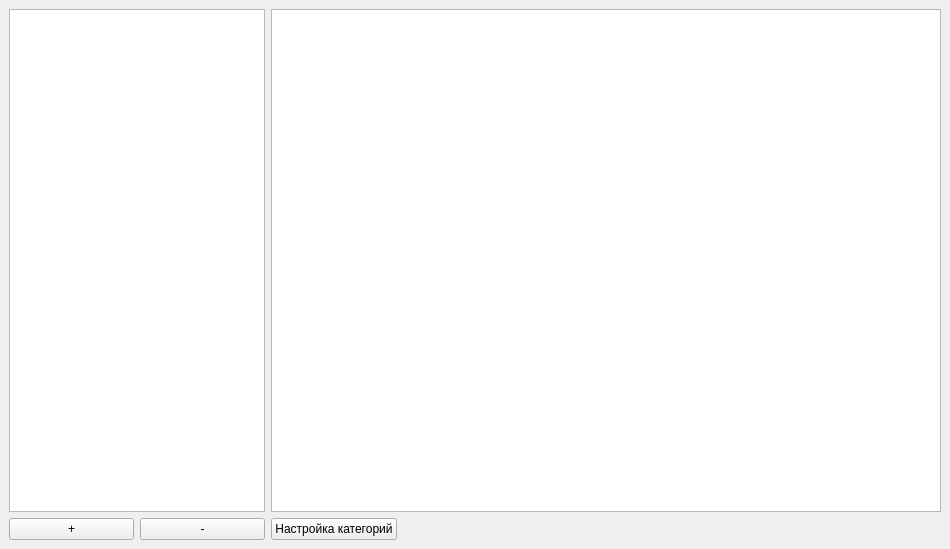
Qt form mainwindow.ui (yog-muskrat/whereismymoney) before a commit.
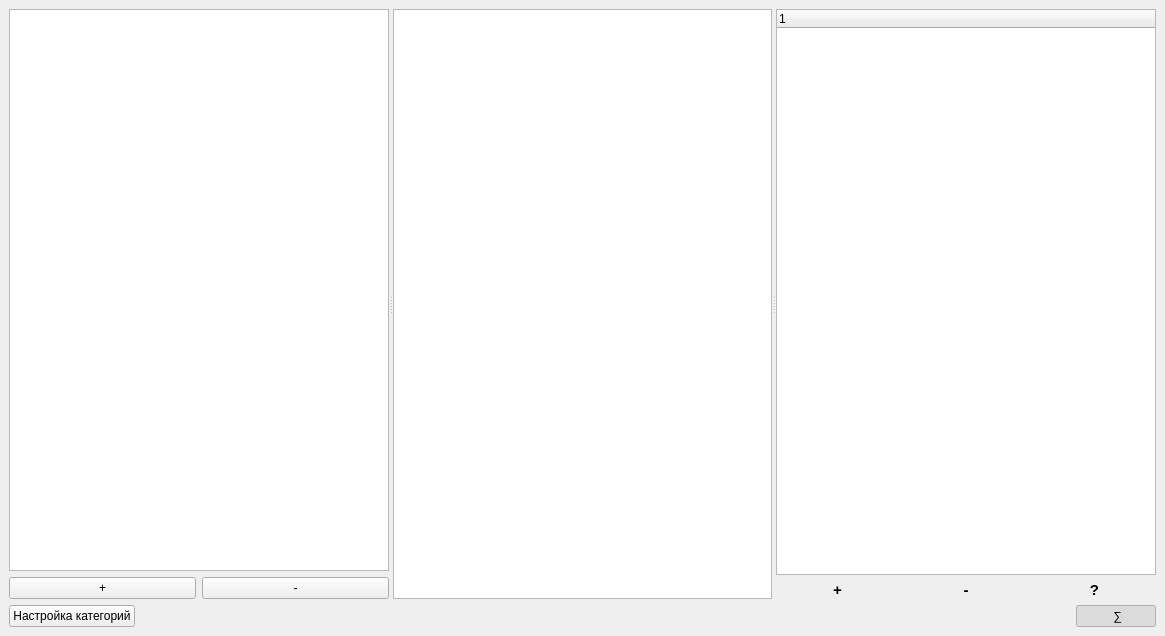
The same form after that commit.

Patch:
```diff
--- a/mainwindow.ui
+++ b/mainwindow.ui
@@ -6,17 +6,40 @@
    <rect>
     <x>0</x>
     <y>0</y>
-    <width>950</width>
-    <height>549</height>
+    <width>1165</width>
+    <height>636</height>
    </rect>
   </property>
   <property name="windowTitle">
    <string>WIMM</string>
   </property>
   <widget class="QWidget" name="centralwidget">
-   <layout class="QHBoxLayout" name="horizontalLayout">
+   <layout class="QVBoxLayout" name="verticalLayout_3">
     <item>
+     <widget class="QSplitter" name="splitter">
+      <property name="sizePolicy">
+       <sizepolicy hsizetype="Expanding" vsizetype="Expanding">
+        <horstretch>0</horstretch>
+        <verstretch>0</verstretch>
+       </sizepolicy>
+      </property>
+      <property name="orientation">
+       <enum>Qt::Horizontal</enum>
+      </property>
+      <widget class="QWidget" name="widget_2" native="true">
      <layout class="QVBoxLayout" name="verticalLayout">
+        <property name="leftMargin">
+         <number>0</number>
+        </property>
+        <property name="topMargin">
+         <number>0</number>
+        </property>
+        <property name="rightMargin">
+         <number>0</number>
+        </property>
+        <property name="bottomMargin">
+         <number>0</number>
+        </property>
       <item>
        <widget class="QListView" name="listView">
         <property name="sizePolicy">
@@ -25,6 +48,9 @@
           <verstretch>0</verstretch>
          </sizepolicy>
         </property>
+          <property name="spacing">
+           <number>3</number>
+          </property>
        </widget>
       </item>
       <item>
@@ -58,11 +84,129 @@
        </layout>
       </item>
      </layout>
+      </widget>
+      <widget class="QTreeView" name="treeView">
+       <property name="sizePolicy">
+        <sizepolicy hsizetype="Preferred" vsizetype="Expanding">
+         <horstretch>0</horstretch>
+         <verstretch>0</verstretch>
+        </sizepolicy>
+       </property>
+       <property name="indentation">
+        <number>20</number>
+       </property>
+      </widget>
+      <widget class="QWidget" name="widget" native="true">
+       <layout class="QVBoxLayout" name="verticalLayout_2">
+        <property name="leftMargin">
+         <number>0</number>
+        </property>
+        <property name="topMargin">
+         <number>0</number>
+        </property>
+        <property name="rightMargin">
+         <number>0</number>
+        </property>
+        <property name="bottomMargin">
+         <number>0</number>
+        </property>
+        <item>
+         <widget class="QTreeWidget" name="summaryTree">
+          <property name="sizePolicy">
+           <sizepolicy hsizetype="Preferred" vsizetype="Expanding">
+            <horstretch>0</horstretch>
+            <verstretch>0</verstretch>
+           </sizepolicy>
+          </property>
+          <property name="editTriggers">
+           <set>QAbstractItemView::NoEditTriggers</set>
+          </property>
+          <attribute name="headerVisible">
+           <bool>true</bool>
+          </attribute>
+          <column>
+           <property name="text">
+            <string notr="true">1</string>
+           </property>
+          </column>
+         </widget>
     </item>
     <item>
-     <layout class="QVBoxLayout" name="verticalLayout_3">
+         <layout class="QHBoxLayout" name="horizontalLayout_5">
       <item>
-       <widget class="QTreeView" name="treeView"/>
+           <widget class="QLabel" name="lblIncome">
+            <property name="sizePolicy">
+             <sizepolicy hsizetype="Preferred" vsizetype="Preferred">
+              <horstretch>0</horstretch>
+              <verstretch>0</verstretch>
+             </sizepolicy>
+            </property>
+            <property name="font">
+             <font>
+              <pointsize>11</pointsize>
+              <weight>75</weight>
+              <bold>true</bold>
+             </font>
+            </property>
+            <property name="text">
+             <string>+</string>
+            </property>
+            <property name="alignment">
+             <set>Qt::AlignCenter</set>
+            </property>
+           </widget>
+          </item>
+          <item>
+           <widget class="QLabel" name="lblOutcome">
+            <property name="sizePolicy">
+             <sizepolicy hsizetype="Preferred" vsizetype="Preferred">
+              <horstretch>0</horstretch>
+              <verstretch>0</verstretch>
+             </sizepolicy>
+            </property>
+            <property name="font">
+             <font>
+              <pointsize>11</pointsize>
+              <weight>75</weight>
+              <bold>true</bold>
+             </font>
+            </property>
+            <property name="text">
+             <string>-</string>
+            </property>
+            <property name="alignment">
+             <set>Qt::AlignCenter</set>
+            </property>
+           </widget>
+          </item>
+          <item>
+           <widget class="QLabel" name="lblEst">
+            <property name="sizePolicy">
+             <sizepolicy hsizetype="Preferred" vsizetype="Preferred">
+              <horstretch>0</horstretch>
+              <verstretch>0</verstretch>
+             </sizepolicy>
+            </property>
+            <property name="font">
+             <font>
+              <pointsize>11</pointsize>
+              <weight>75</weight>
+              <bold>true</bold>
+             </font>
+            </property>
+            <property name="text">
+             <string>?</string>
+            </property>
+            <property name="alignment">
+             <set>Qt::AlignCenter</set>
+            </property>
+           </widget>
+          </item>
+         </layout>
+        </item>
+       </layout>
+      </widget>
+     </widget>
       </item>
       <item>
        <layout class="QHBoxLayout" name="horizontalLayout_4">
@@ -86,7 +230,24 @@
           </property>
          </spacer>
         </item>
-       </layout>
+      <item>
+       <widget class="QPushButton" name="pbSummary">
+        <property name="sizePolicy">
+         <sizepolicy hsizetype="Preferred" vsizetype="Fixed">
+          <horstretch>0</horstretch>
+          <verstretch>0</verstretch>
+         </sizepolicy>
+        </property>
+        <property name="text">
+         <string>	∑</string>
+        </property>
+        <property name="checkable">
+         <bool>true</bool>
+        </property>
+        <property name="checked">
+         <bool>true</bool>
+        </property>
+       </widget>
       </item>
      </layout>
     </item>
```
Left out of the diff: 21 changed lines with no effect on the pictures. Lines whose indentation alone changed are shown as unchanged.
